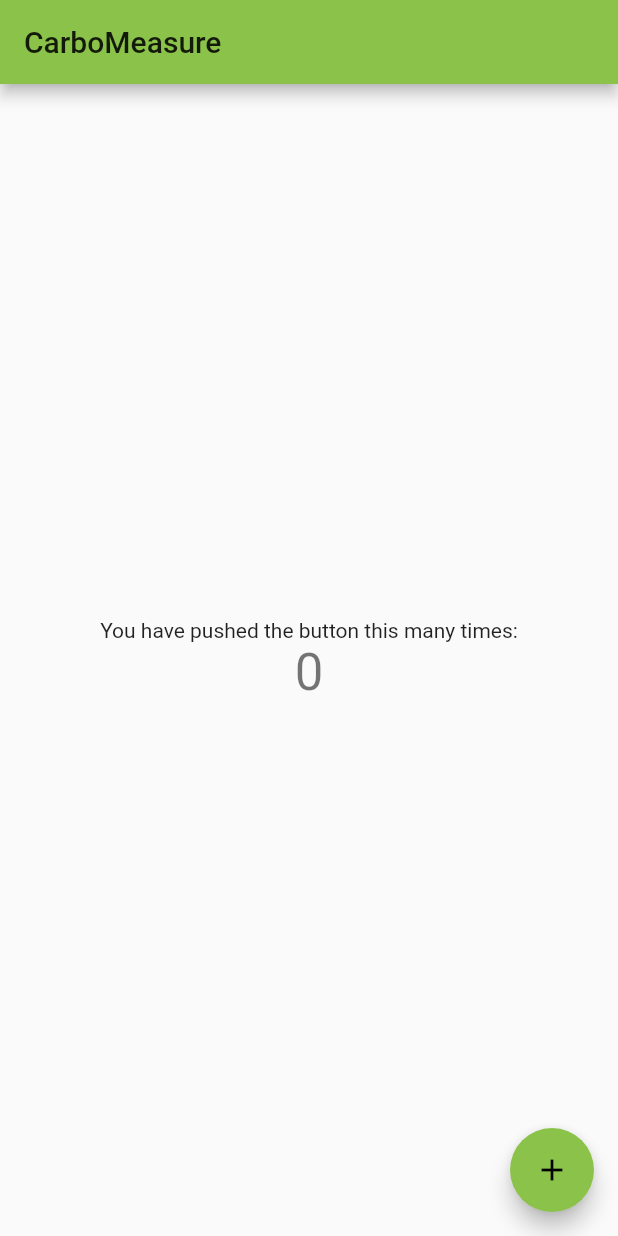
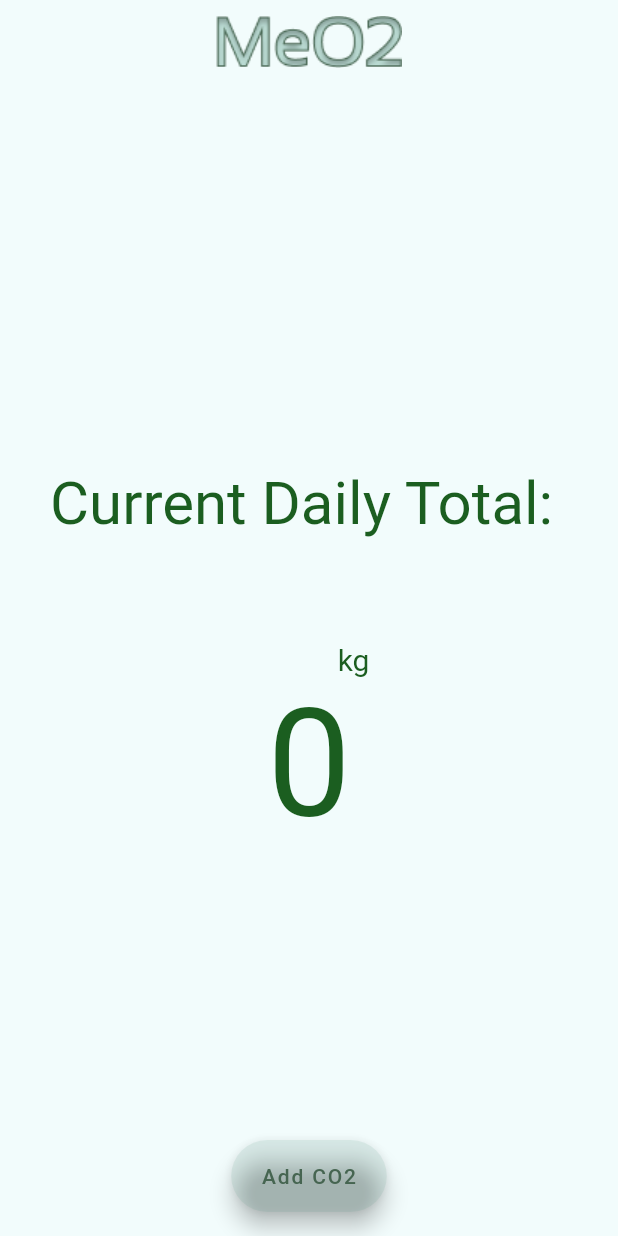
Before and after one commit to andyzhou443/CUNYHackathon, a Flutter app: the screen it shows after launch, on a phone screen of 412 x 824 dp. Run offline on Flutter 3.47's test engine with Material 2 defaults, Android fonts, the phone set to English and light mode, and no system bars.

Commit message:
More styling

```diff
--- a/flutter_application/lib/main.dart
+++ b/flutter_application/lib/main.dart
@@ -1,4 +1,5 @@
 import 'package:flutter/material.dart';
+import 'package:flutter/rendering.dart';
 
 void main() {
   runApp(MyApp());
@@ -8,48 +9,44 @@ class MyApp extends StatelessWidget {
   // This widget is the root of your application.
   @override
   Widget build(BuildContext context) {
-    return MaterialApp(
-      title: 'Carbomeasure',
-      theme: ThemeData(
-        // This is the theme of your application.
-        //
-        // Try running your application with "flutter run". You'll see the
-        // application has a blue toolbar. Then, without quitting the app, try
-        // changing the primarySwatch below to Colors.green and then invoke
-        // "hot reload" (press "r" in the console where you ran "flutter run",
-        // or simply save your changes to "hot reload" in a Flutter IDE).
-        // Notice that the counter didn't reset back to zero; the application
-        // is not restarted.
-        primarySwatch: Colors.lightGreen,
-        // This makes the visual density adapt to the platform that you run
-        // the app on. For desktop platforms, the controls will be smaller and
-        // closer together (more dense) than on mobile platforms.
-        visualDensity: VisualDensity.adaptivePlatformDensity,
-      ),
-      home: MyHomePage(title: 'CarboMeasure'),
+    return new MaterialApp(
+      debugShowCheckedModeBanner: false,
+      title: 'Flutter Hello World',
+      theme: new ThemeData(),
+      home: HomePage(title: 'MeO2'),
     );
   }
 }
 
-class MyHomePage extends StatefulWidget {
-  MyHomePage({Key key, this.title}) : super(key: key);
-
-  // This widget is the home page of your application. It is stateful, meaning
-  // that it has a State object (defined below) that contains fields that affect
-  // how it looks.
-
-  // This class is the configuration for the state. It holds the values (in this
-  // case the title) provided by the parent (in this case the App widget) and
-  // used by the build method of the State. Fields in a Widget subclass are
-  // always marked "final".
-
+// class MyApp extends StatelessWidget {
+//   @override
+//   Widget build(BuildContext context) {
+//     return MaterialApp(
+//       debugShowCheckedModeBanner: false,
+//       home: Scaffold(
+//         backgroundColor: Colors.lightBlue[50],
+//         body: Center(
+//           child: Text(
+//             "MeO2",
+//             style: TextStyle(
+//                 fontSize: 50,
+//                 fontFamily: 'Sansation',
+//                 color: Colors.green[900]),
+//           ),
+//         ),
+//       ),
+//     );
+//   }
+// }
+class HomePage extends StatefulWidget {
+  HomePage({Key key, this.title}) : super(key: key);
   final String title;
 
   @override
-  _MyHomePageState createState() => _MyHomePageState();
+  _HomePageState createState() => new _HomePageState();
 }
 
-class _MyHomePageState extends State<MyHomePage> {
+class _HomePageState extends State<HomePage> {
   int _counter = 0;
 
   void _incrementCounter() {
@@ -71,47 +68,88 @@ class _MyHomePageState extends State<MyHomePage> {
     // The Flutter framework has been optimized to make rerunning build methods
     // fast, so that you can just rebuild anything that needs updating rather
     // than having to individually change instances of widgets.
-    return Scaffold(
-      appBar: AppBar(
+    return new Scaffold(
+      appBar: new AppBar(
+        //backgroundColor: Color.fromRGBO(242, 252, 252, 1),
+        backgroundColor: Colors.transparent,
+        bottomOpacity: 0.0,
+        elevation: 0.0,
+        centerTitle: true,
+        title: Image.asset('assets/images/MeO2.png'),
         // Here we take the value from the MyHomePage object that was created by
         // the App.build method, and use it to set our appbar title.
-        title: Text(widget.title),
+        // title: new Text("MeO2",
+        //     style: TextStyle(
+        //         fontSize: 40,
+        //         fontFamily: 'Roboto',
+        //         color: Color.fromRGBO(70, 101, 81, 1))),
       ),
-      body: Center(
+      backgroundColor: Color.fromRGBO(242, 252, 252, 1),
+
+      body: new Center(
         // Center is a layout widget. It takes a single child and positions it
         // in the middle of the parent.
-        child: Column(
-          // Column is also a layout widget. It takes a list of children and
+        child: new Column(
+          mainAxisAlignment: MainAxisAlignment.center,
+          // Column is also layout widget. It takes a list of children and
           // arranges them vertically. By default, it sizes itself to fit its
           // children horizontally, and tries to be as tall as its parent.
           //
-          // Invoke "debug painting" (press "p" in the console, choose the
-          // "Toggle Debug Paint" action from the Flutter Inspector in Android
-          // Studio, or the "Toggle Debug Paint" command in Visual Studio Code)
-          // to see the wireframe for each widget.
+          // Invoke "debug paint" (press "p" in the console where you ran
+          // "flutter run", or select "Toggle Debug Paint" from the Flutter tool
+          // window in IntelliJ) to see the wireframe for each widget.
           //
           // Column has various properties to control how it sizes itself and
           // how it positions its children. Here we use mainAxisAlignment to
           // center the children vertically; the main axis here is the vertical
           // axis because Columns are vertical (the cross axis would be
           // horizontal).
-          mainAxisAlignment: MainAxisAlignment.center,
           children: <Widget>[
-            Text(
-              'You have pushed the button this many times:',
+            new Text(
+              'Current Daily Total: ',
+              style: TextStyle(
+                  fontSize: 40, fontFamily: 'Roboto', color: Colors.green[900]),
             ),
-            Text(
+            new Text(
+              "\n\n\n\t\t\t\t\t\t\t\t\t\t\t\tkg",
+              style: TextStyle(
+                  fontFamily: 'Roboto', fontSize: 20, color: Colors.green[900]),
+            ),
+            new Text(
               '$_counter',
-              style: Theme.of(context).textTheme.headline4,
+              //style: Theme.of(context).textTheme.headline1,
+              style: TextStyle(
+                  fontSize: 100,
+                  fontFamily: 'Roboto',
+                  color: Colors.green[900]),
             ),
           ],
         ),
       ),
-      floatingActionButton: FloatingActionButton(
+      //       RaisedButton(
+      //   shape: StadiumBorder(),
+      //   onPressed: _incrementCounter,
+      //   child: Text("Button"),
+      // )
+      floatingActionButton: FloatingActionButton.extended(
+        // FloatingActionButtonLocation: FloatingActionButtonLocation.centerFloat,
+        backgroundColor: Color.fromRGBO(54, 140, 114, .10),
         onPressed: _incrementCounter,
         tooltip: 'Increment',
-        child: Icon(Icons.add),
-      ), // This trailing comma makes auto-formatting nicer for build methods.
+
+        label: Text(
+          "Add CO2",
+          textAlign: TextAlign.center,
+          style: TextStyle(color: Color.fromRGBO(70, 101, 81, 1)),
+        ),
+      ),
+
+      floatingActionButtonLocation: FloatingActionButtonLocation.centerFloat,
+      // This trailing comma makes auto-formatting nicer for build methods.
     );
   }
 }
+
+Widget build(BuildContext context) {
+  return Image(image: AssetImage('assets/images/download.png'));
+}
--- a/flutter_application/pubspec.yaml
+++ b/flutter_application/pubspec.yaml
@@ -23,6 +23,9 @@ environment:
 dependencies:
   flutter:
     sdk: flutter
+  provider: ^4.3.1
+  http: ^0.12.1
+  shared_preferences: ^0.5.8
 
 
   # The following adds the Cupertino Icons font to your application.
@@ -48,7 +51,8 @@ flutter:
   # assets:
   #   - images/a_dot_burr.jpeg
   #   - images/a_dot_ham.jpeg
-
+  assets:
+  -  assets/images/
   # An image asset can refer to one or more resolution-specific "variants", see
   # https://flutter.dev/assets-and-images/#resolution-aware.
 
```
Also changed, not shown: flutter_application/assets/images/MeO2.png (added), flutter_application/assets/images/download.png (added), flutter_application/pubspec.lock.
